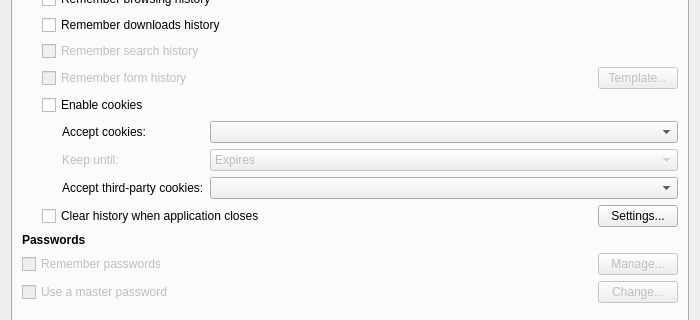
First picture: the form in src/ui/PreferencesDialog.ui, repository OtterBrowser/otter-browser, before the edit; both pictures show x 0 to 700 and y 151 to 471 of the 700 by 650 pixel window.
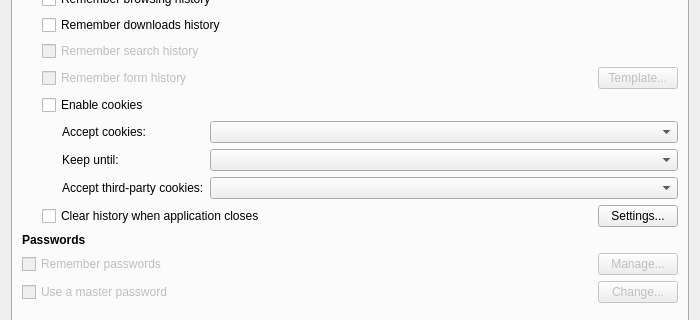
Second picture: the form after the edit. The open tabs and pages were chosen to show the change. Custom widgets are drawn as their Qt base class.

Commit message: Allow to decide if cookies should be kept until expires, references #463

```diff
--- a/src/ui/PreferencesDialog.ui
+++ b/src/ui/PreferencesDialog.ui
@@ -890,10 +890,7 @@
                   <widget class="QComboBox" name="cookiesPolicyComboBox"/>
                  </item>
                  <item row="1" column="0">
-                  <widget class="QLabel" name="keepCookiesUntilLabel">
-                   <property name="enabled">
-                    <bool>false</bool>
-                   </property>
+                  <widget class="QLabel" name="keepCookiesModeLabel">
                    <property name="text">
                     <string>Keep until:</string>
                    </property>
@@ -903,26 +900,7 @@
                   </widget>
                  </item>
                  <item row="1" column="1">
-                  <widget class="QComboBox" name="keepCookiesUntilComboBox">
-                   <property name="enabled">
-                    <bool>false</bool>
-                   </property>
-                   <item>
-                    <property name="text">
-                     <string>Expires</string>
-                    </property>
-                   </item>
-                   <item>
-                    <property name="text">
-                     <string>Current session is closed</string>
-                    </property>
-                   </item>
-                   <item>
-                    <property name="text">
-                     <string>Always ask</string>
-                    </property>
-                   </item>
-                  </widget>
+                  <widget class="QComboBox" name="keepCookiesModeComboBox"/>
                  </item>
                  <item row="2" column="0">
                   <widget class="QLabel" name="thirdPartyCookiesPolicyLabel">
```
Left out of the diff: 2 changed lines with no effect on the pictures. The commit also changes 17 other files.
